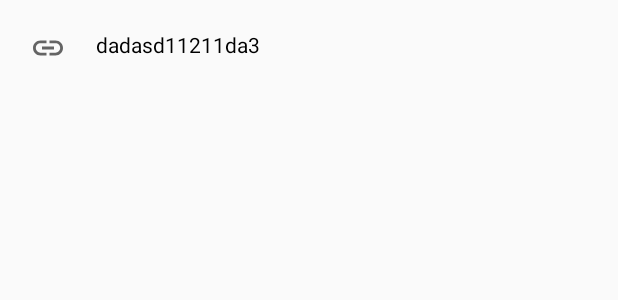
After one commit to MINTU325/GoogleMeet_Clone, an Android app: the layout link_item_layout.xml on its own in the app's theme, with its tools: preview values and no code run, on a phone screen of 412 x 824 dp. The commit adds this screen. Shown: the top 300 px of the screen. Run offline under Robolectric (Android 15) with nearby library versions, the phone set to English and light mode, and no system bars.

Commit message:
recycler view and share part

```diff
--- a/app/src/main/java/com/example/googlemeet/feedbackviewmodel/FeedbackRoomDataBase.kt
+++ b/app/src/main/java/com/example/googlemeet/feedbackviewmodel/FeedbackRoomDataBase.kt
@@ -4,8 +4,9 @@ import android.content.Context
 import androidx.room.Database
 import androidx.room.Room
 import androidx.room.RoomDatabase
+import com.example.googlemeet.meetinglink.linkModel
 
-@Database(entities = [FeedBack::class], version = 1)
+@Database(entities = [FeedBack::class, linkModel::class], version = 2)
 abstract class FeedbackRoomDataBase : RoomDatabase() {
 
 
@@ -29,6 +30,4 @@ abstract class FeedbackRoomDataBase : RoomDatabase() {
             }
         }
     }
-
-
 }
--- /dev/null
+++ b/app/src/main/java/com/example/googlemeet/meetinglink/onCLickListener.kt
@@ -0,0 +1,5 @@
+package com.example.googlemeet.meetinglink
+
+interface onCLickListener {
+
+}
--- /dev/null
+++ b/app/src/main/res/layout/link_item_layout.xml
@@ -0,0 +1,24 @@
+<?xml version="1.0" encoding="utf-8"?>
+<RelativeLayout xmlns:android="http://schemas.android.com/apk/res/android"
+    android:layout_width="match_parent"
+    android:layout_height="wrap_content">
+
+    <ImageView
+        android:layout_width="wrap_content"
+        android:src="@drawable/ic_baseline_insert_link_24"
+        android:layout_margin="20dp"
+        android:id="@+id/imagelink"
+        android:layout_height="wrap_content" />
+    <TextView
+        android:layout_width="wrap_content"
+        android:id="@+id/meetingitemlayoutid"
+        android:text="dadasd11211da3"
+        android:textColor="@color/black"
+        android:layout_toRightOf="@id/imagelink"
+        android:layout_marginTop="20dp"
+        android:layout_height="wrap_content" />
+
+    <TextView
+        android:layout_width="wrap_content"
+        android:layout_height="wrap_content" />
+</RelativeLayout>
```
Also changed, not shown: app/src/main/java/com/example/googlemeet/MainActivity.kt (+74 -6 lines), app/src/main/java/com/example/googlemeet/PasswordGenerator.kt (added, +18 -0 lines), app/src/main/java/com/example/googlemeet/feedbackviewmodel/FeedbackDao.kt (+9 -0 lines), app/src/main/java/com/example/googlemeet/feedbackviewmodel/FeedbackViewModel.kt (+10 -0 lines), app/src/main/java/com/example/googlemeet/meetinglink/LinkModel.kt (added, +14 -0 lines), app/src/main/java/com/example/googlemeet/meetinglink/linkAdaptor.kt (added, +40 -0 lines), app/src/main/res/layout/activity_main.xml (+19 -8 lines), app/src/main/res/layout/new_meeting_dialog.xml (+5 -3 lines).
